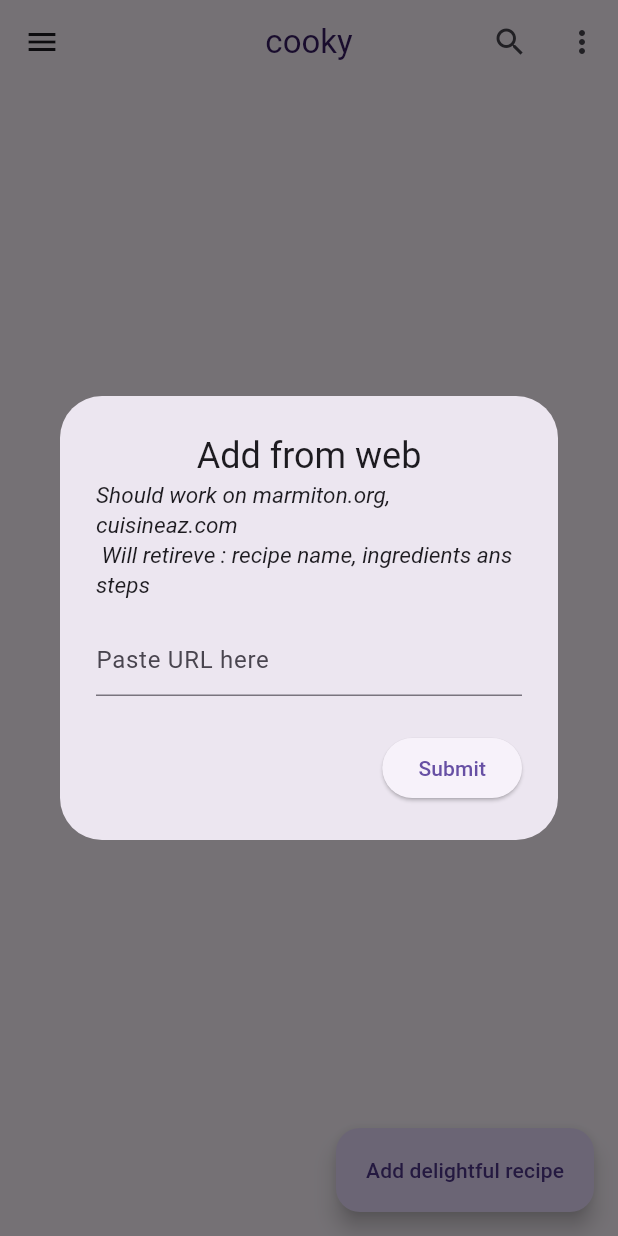
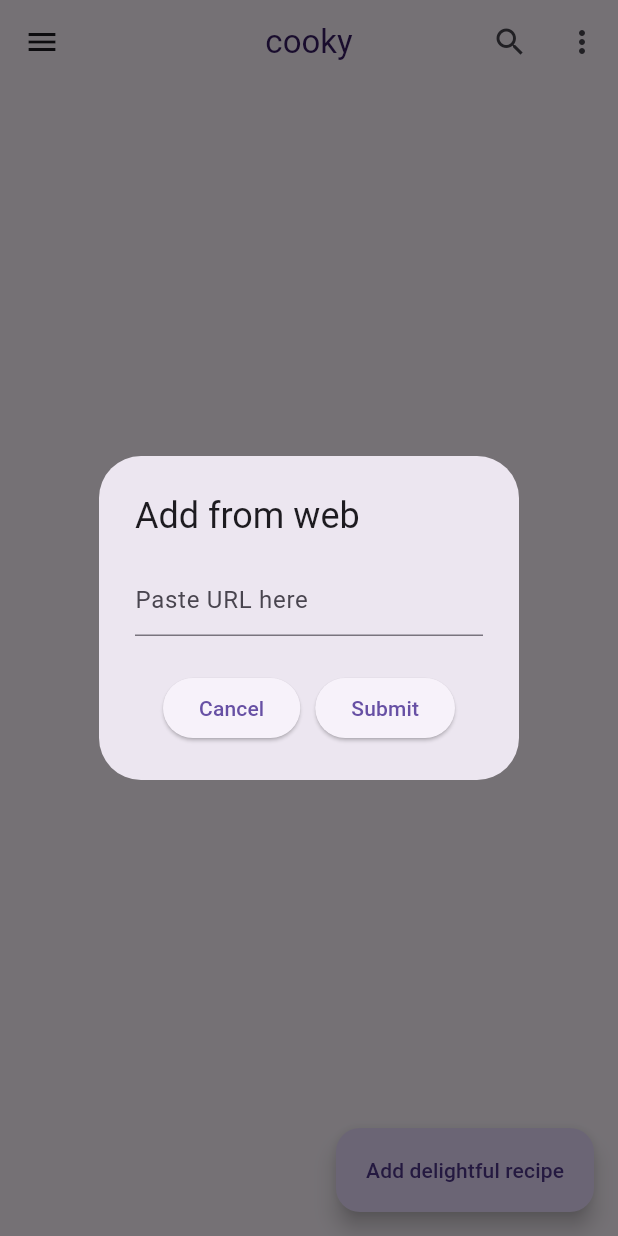
Before and after one commit to AlbanDAVID/cooky-app, a Flutter app: the screen it shows after launch, after a tap on the "search" icon, after a tap on "Add delightful recipe", after a tap on "Add from web", on a phone screen of 412 x 824 dp. Run offline on Flutter 3.47's test engine with Material 3 defaults, Android fonts, the phone set to English and light mode, and no system bars; our stand-ins replace go_router, hive, hive_flutter, image_picker, package_info_plus and 1 more; missing offline and left inert: dart:ffi, flutter_picker, marmiteur; accounts and stored records are empty; generated files the repository leaves out were written again.

Commit message:
finish scrap

```diff
--- a/TODO.txt
+++ b/TODO.txt
@@ -7,9 +7,7 @@ Priority :
 - *** special thx
 - *** major bug ingrédient (edit + create recipe)
 - *** categoty empty (create recipe et home page) + required
-
-
--  *** beta, texte shoudl work
+- *** box size are you sure, scrap et edit (avant de qitter)
 
 
 
--- a/lib/pages/home.dart
+++ b/lib/pages/home.dart
@@ -50,7 +50,6 @@ class _HomeState extends State<Home> {
   bool _isConfirmBack = false;
   bool scrapInstanceCreated = false;
   Map marmiteurResult = {};
-  bool isMarmiteurPassed = true;
 
   // function to load recipe data
   loadAllData() {
@@ -311,13 +310,16 @@ class _HomeState extends State<Home> {
 
     String recipeURL = websiteURL;
 
+    try {
       marmiteurResult = await marmiteur(recipeURL);
       if (marmiteurResult['name'] == null) {
-      setState(() {
-        isMarmiteurPassed = false;
-      });
+        showDialogErrorMarmiteur();
       }
-    print(marmiteurResult['name']);
+    } catch (error) {
+      return error;
+    }
+
+    marmiteurResult = await marmiteur(recipeURL);
 
     // create variables
     scrapRecipeName = marmiteurResult['name'];
@@ -789,16 +791,8 @@ class _HomeState extends State<Home> {
                             context: context,
                             builder: (context) {
                               return AlertDialog(
-                                title: Column(children: [
-                                  Text(
+                                  title: Text(
                                       AppLocalizations.of(context)!.addFromWeb),
-                                  Text(
-                                      AppLocalizations.of(context)!
-                                          .messageDialBoxAddFromWeb,
-                                      style: TextStyle(
-                                          fontSize: 15,
-                                          fontStyle: FontStyle.italic))
-                                ]),
                                   content: TextField(
                                     controller: _controller,
                                     decoration: InputDecoration(
@@ -807,37 +801,39 @@ class _HomeState extends State<Home> {
                                     ),
                                   ),
                                   actions: [
+                                    Row(
+                                      mainAxisAlignment:
+                                          MainAxisAlignment.center,
+                                      children: [
                                         ElevatedButton(
-                                    child:
-                                        Text(AppLocalizations.of(context)!.add),
+                                          child: Text(
+                                              AppLocalizations.of(context)!
+                                                  .cancel),
+                                          onPressed: () async {
+                                            Navigator.pop(context);
+                                            _controller.clear();
+                                          },
+                                        ),
+                                        SizedBox(
+                                          width: 10,
+                                        ),
+                                        ElevatedButton(
+                                          child: Text(
+                                              AppLocalizations.of(context)!
+                                                  .add),
                                           onPressed: () async {
                                             var recipeURL = _controller.text;
-                                      await scrapMarmiteur(recipeURL);
-
-                                      if (isMarmiteurPassed == true) {
-                                        setState(() {
+                                            scrapMarmiteur(recipeURL);
                                             Navigator.pop(context);
                                             _controller.clear();
-                                        });
-                                      } else {
-                                        Navigator.pop(context);
-                                        setState(() {
-                                          _controller.clear();
-                                          showDialogErrorMarmiteur();
-                                        });
-                                      }
                                           },
                                         )
                                       ],
-                              );
+                                    )
+                                  ]);
                             });
                       },
-                      label: Column(children: [
-                        Text(AppLocalizations.of(context)!.addFromWeb),
-                        Text(
-                          AppLocalizations.of(context)!.beta,
-                        )
-                      ]),
+                      label: Text(AppLocalizations.of(context)!.addFromWeb),
                     ),
                     SizedBox(height: 16),
                     FloatingActionButton.extended(
```
Lines whose indentation alone changed are shown as unchanged.
